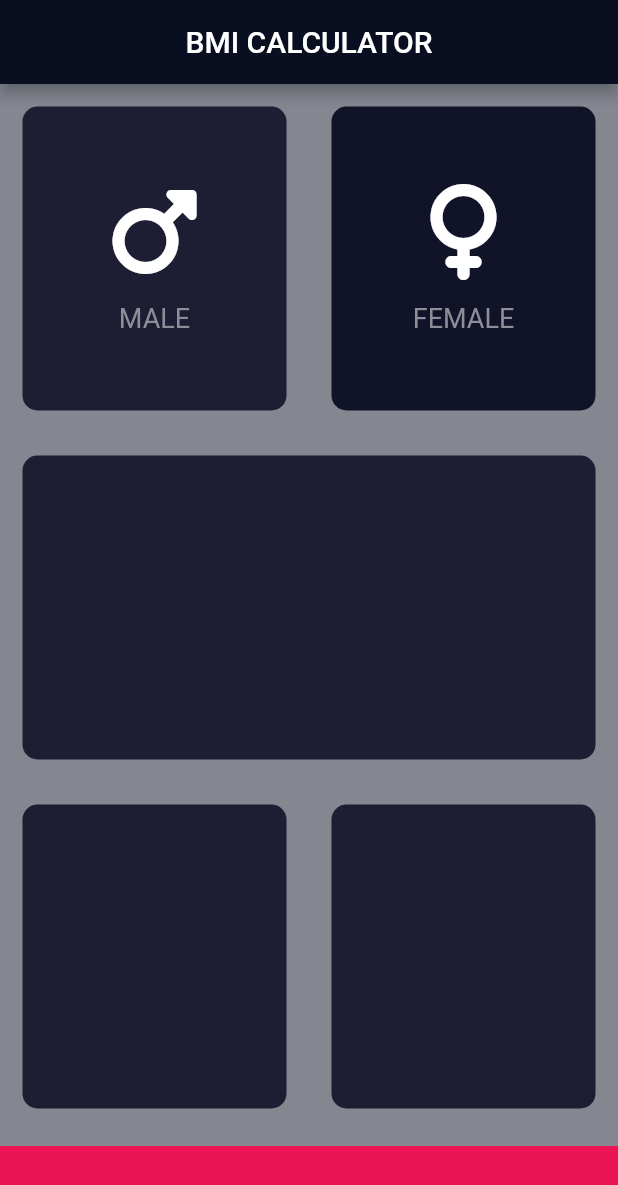
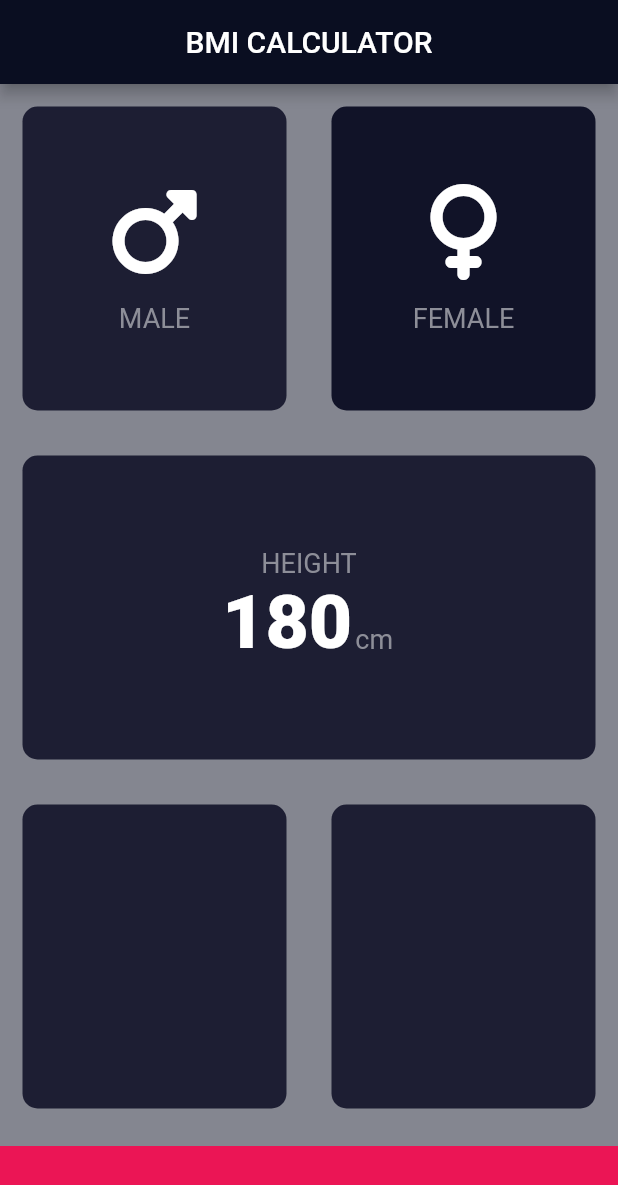
Before and after one commit to vivek11416/AndroidStudioProjects, a Flutter app: the screen it shows after launch, after a tap on "MALE", on a phone screen of 412 x 824 dp. Shown: the top 1185 px of the screen. Run offline on Flutter 3.47's test engine with Material 2 defaults, Android fonts, the light colour scheme and no system bars; our stand-ins replace audioplayers, auto_size_text, font_awesome_flutter, lottie; missing offline and left inert: dart:ffi.

Commit message:
code updated

```diff
--- /dev/null
+++ b/flutter/projects/bmicalc/lib/constants.dart
@@ -0,0 +1,17 @@
+import 'package:flutter/material.dart';
+
+const kLabelTextStyle = TextStyle(
+  fontSize: 18.0,
+  color: Color(0xFF8D8E98),
+);
+
+const kNumberStyle = TextStyle(
+  fontSize: 50.0,
+  fontWeight: FontWeight.w900,
+  color: Colors.white,
+);
+
+const kBottomContainerHeight = 60.0;
+const kActiveCardColor = Color(0xFF1D1E33);
+const kInActiveCardColor = Color(0xFF111328);
+const kBottomContainerColor = Color(0xFFEB1555);
--- a/flutter/projects/bmicalc/lib/icon_content.dart
+++ b/flutter/projects/bmicalc/lib/icon_content.dart
@@ -1,9 +1,16 @@
 import 'package:flutter/material.dart';
+import 'constants.dart';
 
 class iconContent extends StatelessWidget {
-  const iconContent({super.key, required this.iconIm, required this.iconText});
+  const iconContent({
+    super.key,
+    required this.iconIm,
+    required this.iconText,
+    required this.iconTextStyle,
+  });
   final IconData iconIm;
   final String iconText;
+  final TextStyle iconTextStyle;
 
   @override
   Widget build(BuildContext context) {
@@ -19,10 +26,7 @@ class iconContent extends StatelessWidget {
         ),
         Text(
           iconText,
-          style: TextStyle(
-            fontSize: 18.0,
-            color: Color(0xFF8D8E98),
-          ),
+          style: iconTextStyle,
         )
       ],
     );
--- a/flutter/projects/bmicalc/lib/input_page.dart
+++ b/flutter/projects/bmicalc/lib/input_page.dart
@@ -1,12 +1,15 @@
+// ignore_for_file: prefer_const_constructors
+
 import 'package:flutter/material.dart';
 import 'package:font_awesome_flutter/font_awesome_flutter.dart';
 import 'icon_content.dart';
 import 'reusable_card.dart';
+import 'constants.dart';
 
-const bottomContainerHeight = 60.0;
-const activeCardColor = Color(0xFF1D1E33);
-const inActiveCardColor = Color(0xFF111328);
-const bottomContainerColor = Color(0xFFEB1555);
+enum Gender {
+  male,
+  female,
+}
 
 class InputPage extends StatefulWidget {
   @override
@@ -14,68 +17,54 @@ class InputPage extends StatefulWidget {
 }
 
 class _InputPageState extends State<InputPage> {
-  Color maleCardColor = inActiveCardColor;
-  Color femaleCardColor = inActiveCardColor;
-
-  void changeCardColor(int gender) {
-    if (gender == 1) {
-      if (maleCardColor == inActiveCardColor) {
-        maleCardColor = activeCardColor;
-        femaleCardColor = inActiveCardColor;
-      } else {
-        maleCardColor = inActiveCardColor;
-      }
-    } else {
-      if (femaleCardColor == inActiveCardColor) {
-        femaleCardColor = activeCardColor;
-        maleCardColor = inActiveCardColor;
-      } else {
-        femaleCardColor = inActiveCardColor;
-      }
-    }
-  }
+  Gender? selectedGender;
 
   @override
   Widget build(BuildContext context) {
     return Scaffold(
       appBar: AppBar(
-        title: Text('BMI CALCULATOR'),
+        title: const Text('BMI CALCULATOR'),
         centerTitle: true,
       ),
       body: Column(
+        crossAxisAlignment: CrossAxisAlignment.stretch,
         children: [
           Expanded(
             child: Row(
               children: [
                 Expanded(
-                  child: GestureDetector(
-                    onTap: () {
-                      setState(() {
-                        changeCardColor(1);
-                      });
+                  child: containersCard(
+                    onPress: () {
+                      setState(
+                        () {
+                          selectedGender = Gender.male;
+                        },
+                      );
                     },
-                    child: containersCard(
-                      color: maleCardColor,
-                      cardChild: iconContent(
-                        iconIm: FontAwesomeIcons.mars,
-                        iconText: 'MALE',
-                      ),
+                    color: selectedGender == Gender.male
+                        ? kActiveCardColor
+                        : kInActiveCardColor,
+                    cardChild: const iconContent(
+                      iconIm: FontAwesomeIcons.mars,
+                      iconText: 'MALE',
+                      iconTextStyle: kLabelTextStyle,
                     ),
                   ),
                 ),
                 Expanded(
-                  child: GestureDetector(
-                    onTap: () {
+                  child: containersCard(
+                    onPress: () {
                       setState(() {
-                        changeCardColor(2);
+                        selectedGender = Gender.female;
                       });
                     },
-                    child: containersCard(
-                      color: femaleCardColor,
-                      cardChild: iconContent(
-                        iconIm: FontAwesomeIcons.venus,
-                        iconText: 'FEMALE',
-                      ),
+                    color: selectedGender == Gender.female
+                        ? kActiveCardColor
+                        : kInActiveCardColor,
+                    cardChild: const iconContent(
+                      iconIm: FontAwesomeIcons.venus,
+                      iconText: 'FEMALE',
+                      iconTextStyle: kLabelTextStyle,
                     ),
                   ),
                 ),
@@ -84,7 +73,35 @@ class _InputPageState extends State<InputPage> {
           ),
           Expanded(
             child: containersCard(
-              color: activeCardColor,
+              color: kActiveCardColor,
+              cardChild: Column(
+                mainAxisAlignment: MainAxisAlignment.center,
+                children: [
+                  const Text(
+                    'HEIGHT',
+                    style: kLabelTextStyle,
+                  ),
+                  Row(
+                    mainAxisAlignment: MainAxisAlignment.center,
+                    crossAxisAlignment: CrossAxisAlignment.baseline,
+                    textBaseline: TextBaseline.alphabetic,
+                    // ignore: prefer_const_literals_to_create_immutables
+                    children: [
+                      const Text(
+                        '180',
+                        style: kNumberStyle,
+                      ),
+                      const Padding(
+                        padding: EdgeInsets.all(2.0),
+                        child: Text(
+                          'cm',
+                          style: kLabelTextStyle,
+                        ),
+                      ),
+                    ],
+                  ),
+                ],
+              ),
             ),
           ),
           Expanded(
@@ -92,22 +109,22 @@ class _InputPageState extends State<InputPage> {
               children: [
                 Expanded(
                   child: containersCard(
-                    color: activeCardColor,
+                    color: kActiveCardColor,
                   ),
                 ),
                 Expanded(
                   child: containersCard(
-                    color: activeCardColor,
+                    color: kActiveCardColor,
                   ),
                 ),
               ],
             ),
           ),
           Container(
-            color: bottomContainerColor,
-            margin: EdgeInsets.only(top: 10.0),
+            color: kBottomContainerColor,
+            margin: const EdgeInsets.only(top: 10.0),
             width: double.infinity,
-            height: bottomContainerHeight,
+            height: kBottomContainerHeight,
           )
         ],
       ),
--- a/flutter/projects/bmicalc/lib/reusable_card.dart
+++ b/flutter/projects/bmicalc/lib/reusable_card.dart
@@ -1,18 +1,23 @@
 import 'package:flutter/material.dart';
 
 class containersCard extends StatelessWidget {
-  containersCard({super.key, required this.color, this.cardChild});
+  containersCard(
+      {super.key, required this.color, this.cardChild, this.onPress});
   final Color color;
   final Widget? cardChild;
+  final void Function()? onPress;
 //hhhhhh
   @override
   Widget build(BuildContext context) {
-    return Container(
-      child: cardChild,
-      margin: EdgeInsets.all(15.0),
-      decoration: BoxDecoration(
-        color: color,
-        borderRadius: BorderRadius.circular(10.0),
+    return GestureDetector(
+      onTap: onPress,
+      child: Container(
+        child: cardChild,
+        margin: EdgeInsets.all(15.0),
+        decoration: BoxDecoration(
+          color: color,
+          borderRadius: BorderRadius.circular(10.0),
+        ),
       ),
     );
   }
```
Also changed, not shown: flutter/projects/bmicalc/pubspec.lock.
